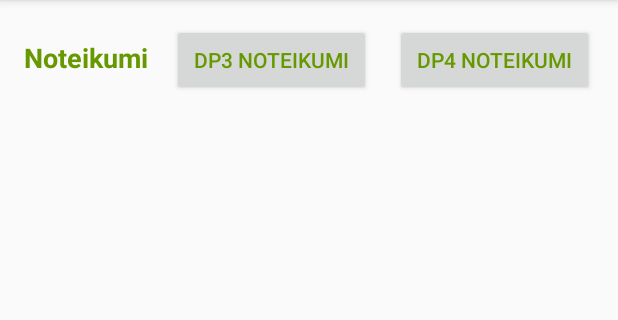
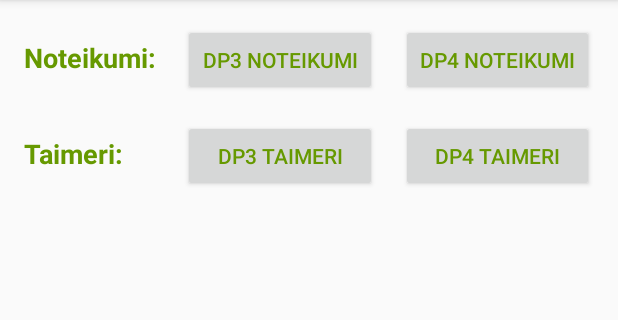
Before and after one commit to MartinsZB/DP3-un-DP4, an Android app: the screen it shows after launch (MainActivity), on a phone screen of 412 x 824 dp, the part 84-404 px from its top. Run offline under Robolectric (Android 15) with nearby library versions, the phone set to English and light mode, and no system bars.

Commit message:
Timeru dizains

```diff
--- a/app/src/main/res/layout/activity_main.xml
+++ b/app/src/main/res/layout/activity_main.xml
@@ -8,7 +8,7 @@
 
     <TextView
         android:id="@+id/textView"
-        android:layout_width="0dp"
+        android:layout_width="90dp"
         android:layout_height="wrap_content"
         android:layout_marginLeft="16dp"
         android:layout_marginStart="16dp"
@@ -50,4 +50,50 @@
         app:layout_constraintEnd_toEndOf="parent"
         app:layout_constraintStart_toEndOf="@+id/button"
         app:layout_constraintTop_toTopOf="parent" />
+
+    <Button
+        android:id="@+id/button7"
+        android:layout_width="0dp"
+        android:layout_height="wrap_content"
+        android:layout_marginEnd="16dp"
+        android:layout_marginLeft="8dp"
+        android:layout_marginRight="16dp"
+        android:layout_marginStart="8dp"
+        android:layout_marginTop="16dp"
+        android:onClick="openTimersDP4"
+        android:text="@string/dp4_taimeri"
+        android:textColor="@android:color/holo_green_dark"
+        app:layout_constraintEnd_toEndOf="parent"
+        app:layout_constraintStart_toEndOf="@+id/button8"
+        app:layout_constraintTop_toBottomOf="@+id/button2" />
+
+    <Button
+        android:id="@+id/button8"
+        android:layout_width="0dp"
+        android:layout_height="wrap_content"
+        android:layout_marginEnd="8dp"
+        android:layout_marginLeft="16dp"
+        android:layout_marginRight="8dp"
+        android:layout_marginStart="16dp"
+        android:layout_marginTop="16dp"
+        android:onClick="openTimersDP3"
+        android:text="@string/dp3_taimeri"
+        android:textColor="@android:color/holo_green_dark"
+        app:layout_constraintEnd_toStartOf="@+id/button7"
+        app:layout_constraintStart_toEndOf="@+id/textView4"
+        app:layout_constraintTop_toBottomOf="@+id/button" />
+
+    <TextView
+        android:id="@+id/textView4"
+        android:layout_width="90dp"
+        android:layout_height="wrap_content"
+        android:layout_marginLeft="16dp"
+        android:layout_marginStart="16dp"
+        android:text="@string/taimeri"
+        android:textColor="@android:color/holo_green_dark"
+        android:textSize="18sp"
+        android:textStyle="bold"
+        app:layout_constraintBaseline_toBaselineOf="@+id/button8"
+        app:layout_constraintStart_toStartOf="parent" />
+
 </android.support.constraint.ConstraintLayout>
--- a/app/src/main/res/values/strings.xml
+++ b/app/src/main/res/values/strings.xml
@@ -1,6 +1,6 @@
 <resources>
     <string name="app_name">DP3 un DP4</string>
-    <string name="noteikumi">Noteikumi</string>
+    <string name="noteikumi">Noteikumi:</string>
     <string name="dp3_noteikumi">DP3 Noteikumi</string>
     <string name="dp4_noteikumi">DP4 Noteikumi</string>
     <string name="dp3_noteikumuTexts"><![CDATA[
@@ -23,4 +23,21 @@
         <ul>Vingrinājumu drīkst izpildīt tikai ar pilnapvalka lodēm (no Angļu val. Full  metal  jacket) tērauda, kapara vai misiņa apvalkā!</ul>
         ]]>
     </string>
+    <string name="dp3_taimeri">DP3 Taimeri</string>
+    <string name="dp4_taimeri">DP4 Taimeri</string>
+    <string name="taimeri">Taimeri:</string>
+    <string name="dp3_timeri_nosaukums">DP3 Timeri</string>
+    <string name="dp3_timeri_piesaude">DP3 Piešaude</string>
+    <string name="dp3_timeri_serija">DP3 ieskaites sērijas</string>
+    <string name="dp3_piesaude_info">Sagatavoties 1 min. Uzmanību 7 sec. Starts 1 min.</string>
+    <string name="dp3_serija_info">Sagatavoties 1 min. Uzmanību 7 sec. Starts 5 min.</string>
+    <string name="dp4_timeri_nosaukums">DP4 Timeri</string>
+    <string name="dp4_timeri_piesaude">DP4 Piešaude</string>
+    <string name="dp4_timeri_serija_1">DP4 1. Sērija</string>
+    <string name="dp4_timeri_serija_2">DP4 2. Sērija</string>
+    <string name="dp4_timer_serija_3">DP4 3. Sērija</string>
+    <string name="dp4_timeri_piesaude_info">Sagatavoties 1 min. Uzmanību 7sec. Starts 3 min.</string>
+    <string name="dp4_timer_serija1_info">Sagatavoties 1 min. Uzmanību 7 sec. Starts 1 min.</string>
+    <string name="dp4_timer_serija2_info">Sagatavoties 1 min. Uzmanību 7 sec. Starts 30 sec.</string>
+    <string name="dp4_timer_serija3_info">Sagatavoties 1 min. Uzmanību 7 sec. Starts 15 sec.</string>
 </resources>
```
Also changed, not shown: app/src/main/AndroidManifest.xml (+7 -3 lines), app/src/main/java/com/martinszb/dp3undp4/DP3TimerActivity.java (added, +13 -0 lines), app/src/main/java/com/martinszb/dp3undp4/DP4TimerActivity.java (added, +13 -0 lines), app/src/main/java/com/martinszb/dp3undp4/MainActivity.java (+8 -0 lines), app/src/main/res/layout/activity_dp3_timer.xml (added, +88 -0 lines), app/src/main/res/layout/activity_dp4_timer.xml (added, +150 -0 lines).
